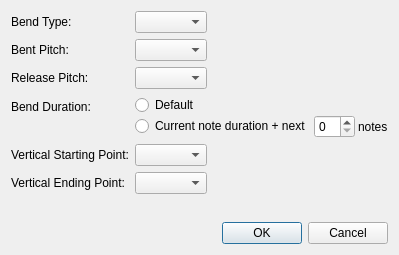
This is source/dialogs/benddialog.ui in powertab/powertabeditor as Qt 5 draws it before an edit. The edited form follows.
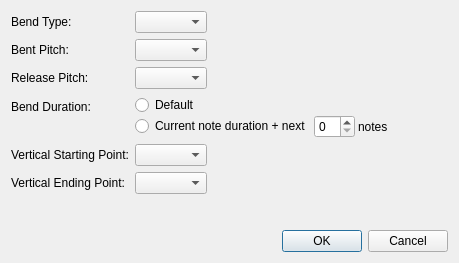
This is the edited form.

```diff
--- a/source/dialogs/benddialog.ui
+++ b/source/dialogs/benddialog.ui
@@ -6,8 +6,8 @@
    <rect>
     <x>0</x>
     <y>0</y>
-    <width>384</width>
-    <height>255</height>
+    <width>459</width>
+    <height>263</height>
    </rect>
   </property>
   <property name="windowTitle">
```
Left out of the diff: 3 changed lines with no effect on the pictures.
